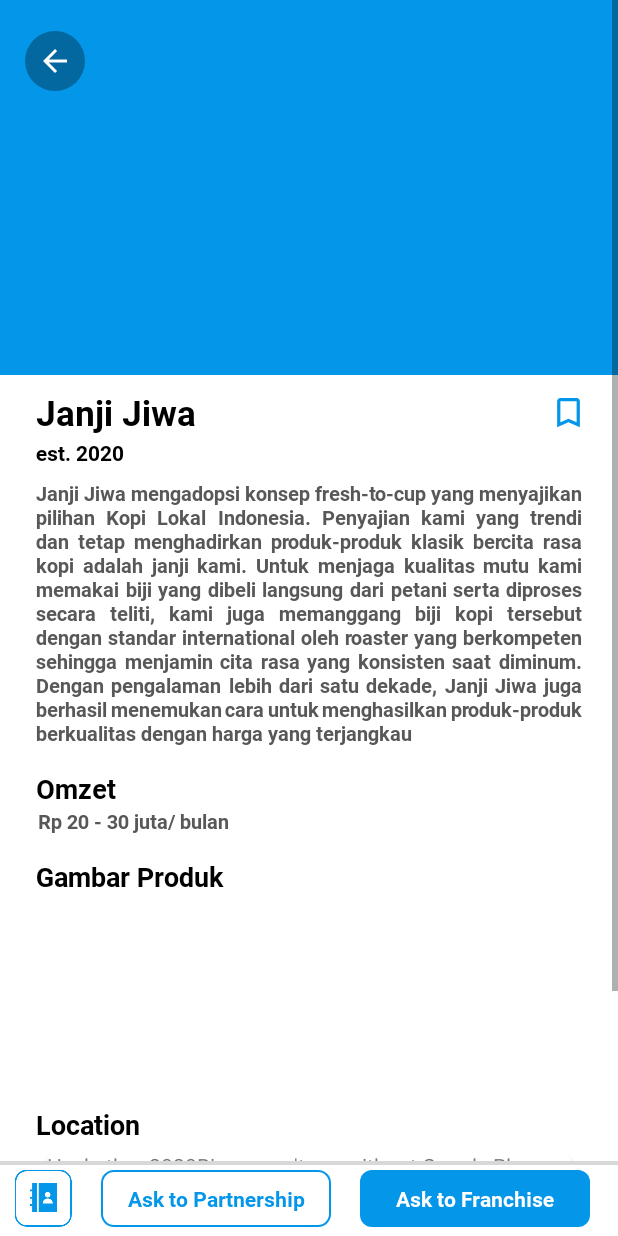
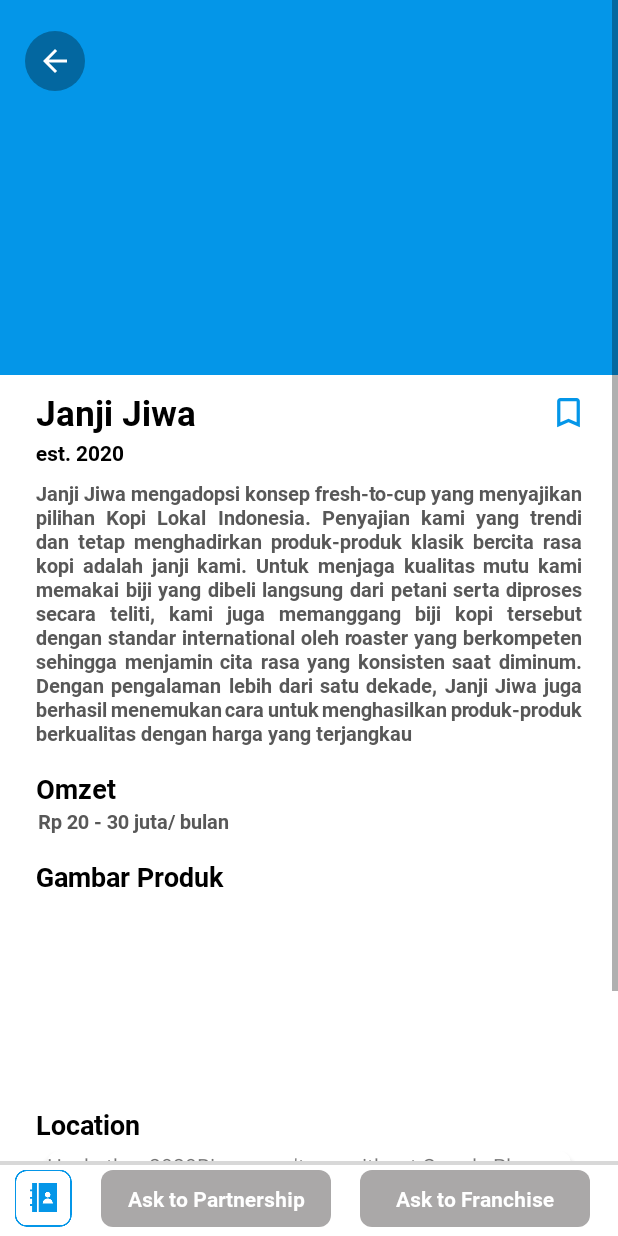
Before and after one commit to garrystevens007/XpoID-Hackathon-Binus-2020-, an Android app: the DetailUmkmActivity screen opened directly, with no data from a screen before it, on a phone screen of 412 x 824 dp. Run offline under Robolectric (Android 15) with nearby library versions, the phone set to English and light mode, and no system bars; our stand-ins replace Firebase (no records; nobody signed in at launch, a user with empty details on screens opened directly); 12 statements that could not run were skipped.

Commit message:
UI_Update_btn_Fix

```diff
--- a/app/src/main/java/com/example/hackathon2020binus/DetailUmkmActivity.java
+++ b/app/src/main/java/com/example/hackathon2020binus/DetailUmkmActivity.java
@@ -124,6 +124,7 @@ public class DetailUmkmActivity extends AppCompatActivity implements OnMapReadyC
             detailActivity_btn_franchise.setEnabled(true);
 
         }else{
+            detailActivity_btn_franchise.setBackground(getDrawable(R.drawable.btn_disable));
             detailActivity_btn_franchise.setEnabled(false);
         }
 
@@ -131,6 +132,8 @@ public class DetailUmkmActivity extends AppCompatActivity implements OnMapReadyC
             detailActivity_btn_partnership.setEnabled(true);
         }else{
             detailActivity_btn_partnership.setEnabled(false);
+            detailActivity_btn_partnership.setBackgroundResource(R.drawable.btn_disable);
+            detailActivity_btn_partnership.setTextColor(getResources().getColor(R.color.white));
         }
 
         detailActivity_btn_back.setOnClickListener(new View.OnClickListener() {
--- /dev/null
+++ b/app/src/main/res/drawable/btn_disable.xml
@@ -0,0 +1,11 @@
+<?xml version="1.0" encoding="utf-8"?>
+<shape android:shape="rectangle" xmlns:android="http://schemas.android.com/apk/res/android">
+
+        <corners
+            android:radius="8dp"
+            />
+        <solid
+            android:color="@color/gray"
+            />
+
+</shape>
--- a/app/src/main/res/drawable/btn_google.xml
+++ b/app/src/main/res/drawable/btn_google.xml
@@ -1,5 +1,5 @@
 <?xml version="1.0" encoding="utf-8"?>
-<ripple xmlns:android="http://schemas.android.com/apk/res/android" android:color="#F4F4F4">
+<ripple xmlns:android="http://schemas.android.com/apk/res/android" android:color="#EDEDED">
     <item>
         <shape android:shape="rectangle" >
             <corners
--- a/app/src/main/res/drawable/btn_white.xml
+++ b/app/src/main/res/drawable/btn_white.xml
@@ -1,5 +1,7 @@
 <?xml version="1.0" encoding="utf-8"?>
-<shape android:shape="rectangle" xmlns:android="http://schemas.android.com/apk/res/android">
+<ripple xmlns:android="http://schemas.android.com/apk/res/android" android:color="#EDEDED">
+    <item>
+        <shape android:shape="rectangle" >
 
             <corners
                 android:radius="8dp"
@@ -9,3 +11,5 @@
                 />
 
         </shape>
+    </item>
+</ripple>
--- a/app/src/main/res/drawable/btn_white_withstroke.xml
+++ b/app/src/main/res/drawable/btn_white_withstroke.xml
@@ -1,5 +1,7 @@
 <?xml version="1.0" encoding="utf-8"?>
-<shape android:shape="rectangle" xmlns:android="http://schemas.android.com/apk/res/android">
+<ripple xmlns:android="http://schemas.android.com/apk/res/android" android:color="@color/gray">
+    <item>
+        <shape android:shape="rectangle" >
 
             <corners
                 android:radius="8dp"
@@ -14,3 +16,5 @@
                 />
 
         </shape>
+    </item>
+</ripple>
--- a/app/src/main/res/drawable/btn_white_withstroke_blue.xml
+++ b/app/src/main/res/drawable/btn_white_withstroke_blue.xml
@@ -1,5 +1,8 @@
 <?xml version="1.0" encoding="utf-8"?>
-<shape android:shape="rectangle" xmlns:android="http://schemas.android.com/apk/res/android">
+
+<ripple xmlns:android="http://schemas.android.com/apk/res/android" android:color="#EDEDED">
+    <item>
+        <shape android:shape="rectangle" >
 
             <corners
                 android:radius="8dp"
@@ -14,3 +17,5 @@
                 />
 
         </shape>
+    </item>
+</ripple>
--- a/app/src/main/res/layout/activity_main.xml
+++ b/app/src/main/res/layout/activity_main.xml
@@ -66,7 +66,8 @@
         app:layout_constraintEnd_toEndOf="parent"
         app:layout_constraintStart_toStartOf="parent"
         app:layout_constraintTop_toBottomOf="@+id/textView4"
-        app:layout_constraintVertical_bias="0.38" />
+        app:layout_constraintVertical_bias="0.38"
+        style="?android:attr/borderlessButtonStyle"/>
 
     <androidx.appcompat.widget.AppCompatButton
         android:id="@+id/main_btn_signup"
@@ -83,6 +84,7 @@
         app:layout_constraintEnd_toEndOf="parent"
         app:layout_constraintStart_toStartOf="parent"
         app:layout_constraintTop_toBottomOf="@+id/main_btn_login"
-        app:layout_constraintVertical_bias="0.255" />
+        app:layout_constraintVertical_bias="0.255"
+        style="?android:attr/borderlessButtonStyle"/>
 
 </androidx.constraintlayout.widget.ConstraintLayout>
--- a/app/src/main/res/layout/fragment_saved.xml
+++ b/app/src/main/res/layout/fragment_saved.xml
@@ -31,8 +31,10 @@
 
     <androidx.recyclerview.widget.RecyclerView
         android:id="@+id/saved_rv_listUMKM"
-        android:layout_width="413dp"
-        android:layout_height="681dp"
+        android:layout_width="match_parent"
+        android:layout_height="match_parent"
+        android:layout_marginTop="50dp"
+        android:paddingTop="10dp"
         app:layout_constraintBottom_toBottomOf="parent"
         app:layout_constraintEnd_toEndOf="parent"
         app:layout_constraintHorizontal_bias="0.0"
```
Lines whose indentation alone changed are shown as unchanged.
